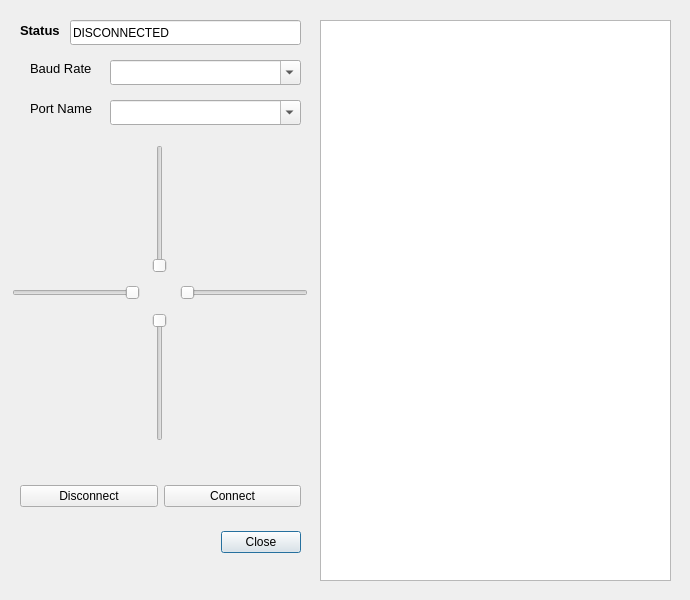
Before: the Qt Designer form code/gui/serialbox.ui in uwnrg/minotaur-cpp, drawn with Qt 5.
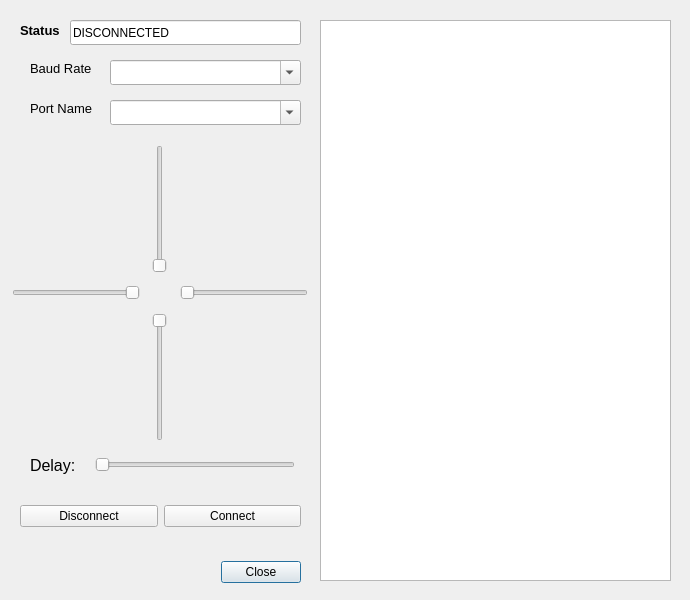
After: the same form once the commit is applied.

Commit message: Add delay slider (#171)

What changed in the file:
```diff
--- a/code/gui/serialbox.ui
+++ b/code/gui/serialbox.ui
@@ -23,7 +23,7 @@
    <property name="geometry">
     <rect>
      <x>25</x>
-     <y>526</y>
+     <y>556</y>
      <width>276</width>
      <height>32</height>
     </rect>
@@ -138,7 +138,7 @@
    <property name="geometry">
     <rect>
      <x>20</x>
-     <y>476</y>
+     <y>496</y>
      <width>281</width>
      <height>41</height>
     </rect>
@@ -250,6 +250,37 @@
     <enum>Qt::Vertical</enum>
    </property>
   </widget>
+  <widget class="QLabel" name="delay_label">
+   <property name="geometry">
+    <rect>
+     <x>30</x>
+     <y>455</y>
+     <width>96</width>
+     <height>20</height>
+    </rect>
+   </property>
+   <property name="font">
+    <font>
+     <pointsize>12</pointsize>
+    </font>
+   </property>
+   <property name="text">
+    <string>Delay: </string>
+   </property>
+  </widget>
+  <widget class="QSlider" name="delay_slider">
+   <property name="geometry">
+    <rect>
+     <x>95</x>
+     <y>450</y>
+     <width>200</width>
+     <height>30</height>
+    </rect>
+   </property>
+   <property name="orientation">
+    <enum>Qt::Horizontal</enum>
+   </property>
+  </widget>
  </widget>
  <resources/>
  <connections/>
```
The commit also changes 4 other files.
